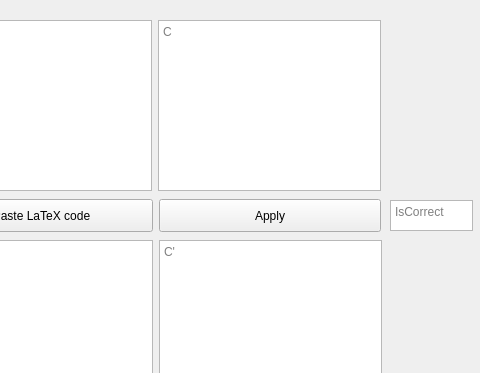
This is app/sym-gauss-window/symmetric_gauss.ui in listens-to-spotify/la-calc as Qt 5 draws it before an edit; both pictures show x 160 to 640 and y 0 to 373 of the 640 by 480 pixel window. The edited form follows.
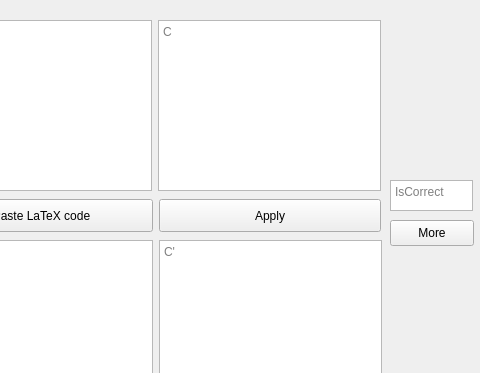
This is the edited form.

What changed in the file:
```diff
--- a/app/sym-gauss-window/symmetric_gauss.ui
+++ b/app/sym-gauss-window/symmetric_gauss.ui
@@ -188,7 +188,7 @@
    <property name="geometry">
     <rect>
      <x>550</x>
-     <y>200</y>
+     <y>180</y>
      <width>83</width>
      <height>31</height>
     </rect>
@@ -197,6 +197,19 @@
     <string>IsCorrect</string>
    </property>
   </widget>
+  <widget class="QPushButton" name="pushButton_more">
+   <property name="geometry">
+    <rect>
+     <x>550</x>
+     <y>220</y>
+     <width>84</width>
+     <height>26</height>
+    </rect>
+   </property>
+   <property name="text">
+    <string>More</string>
+   </property>
+  </widget>
  </widget>
  <resources/>
  <connections/>
```
